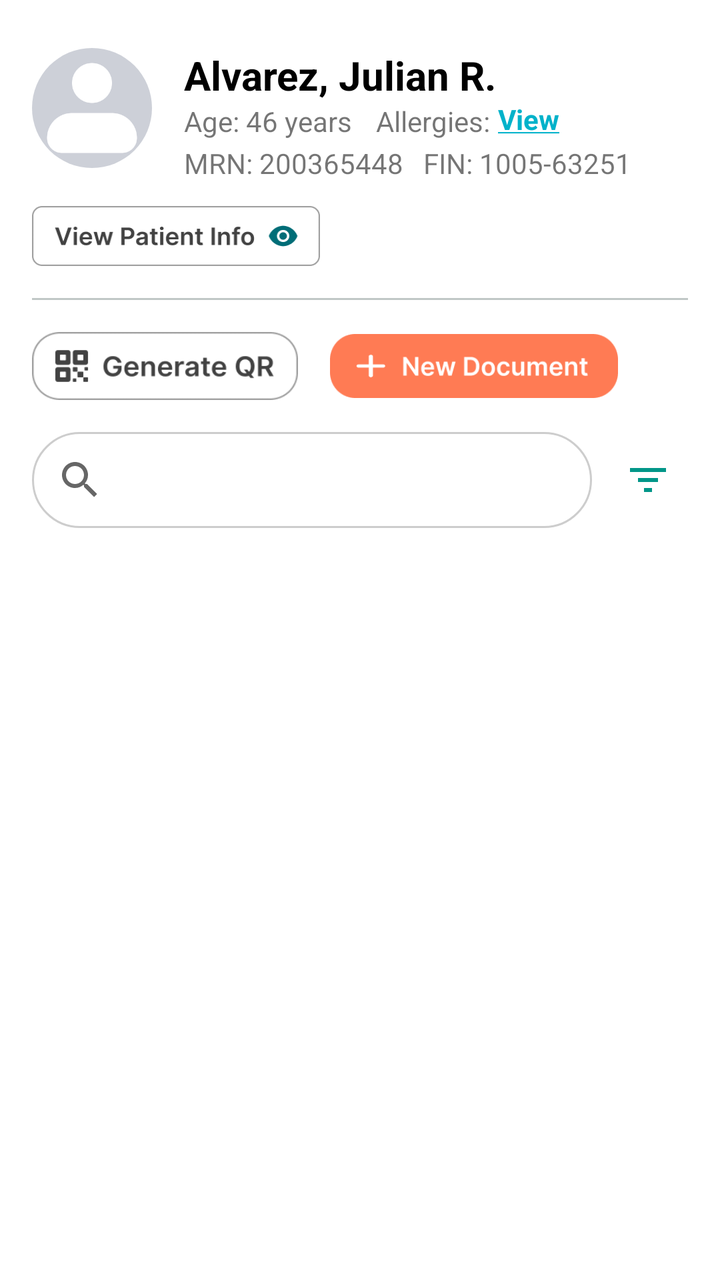
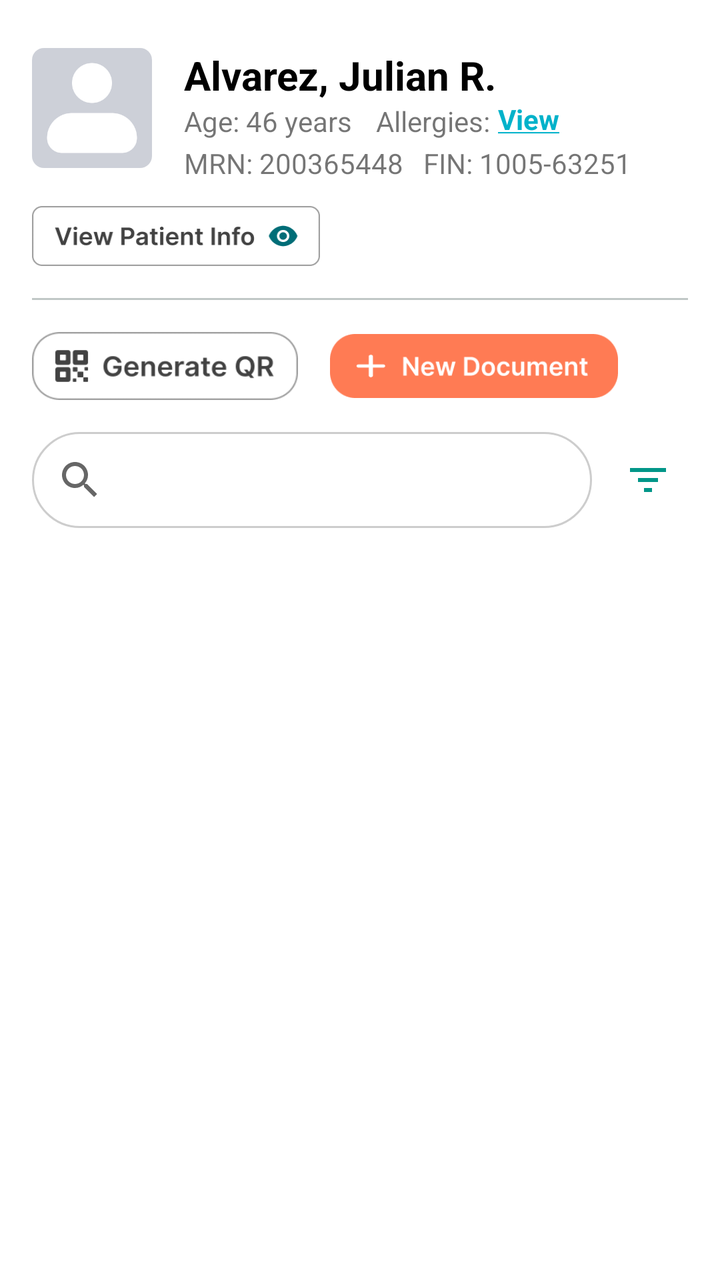

Compare the two renders of this Android layout. The source of the first and the diff that turns it into the second are given below.
<!-- AndroidManifest.xml: application theme Theme.Zenith -->
<!-- res/layout/fragment_documents.xml -->
<?xml version="1.0" encoding="utf-8"?>
<androidx.core.widget.NestedScrollView xmlns:android="http://schemas.android.com/apk/res/android"
    xmlns:app="http://schemas.android.com/apk/res-auto"
    xmlns:tools="http://schemas.android.com/tools"
    android:layout_width="match_parent"
    android:layout_height="match_parent"
    android:fillViewport="true"
    android:paddingBottom="120dp"
    android:clipToPadding="false"
    tools:context=".Documents">

    <androidx.constraintlayout.widget.ConstraintLayout
        android:layout_width="match_parent"
        android:layout_height="wrap_content"
        android:padding="16dp">

        <androidx.cardview.widget.CardView
        android:id="@+id/cv_profile"
        android:layout_width="60dp"
        android:layout_height="60dp"
        android:layout_marginTop="8dp"
        app:cardCornerRadius="30dp"
        app:cardElevation="0dp"
        app:layout_constraintStart_toStartOf="parent"
        app:layout_constraintTop_toTopOf="parent">

        <ImageView
            android:id="@+id/patient_profile_image"
            android:layout_width="match_parent"
            android:layout_height="match_parent"
            android:contentDescription="Patient Profile"
            android:scaleType="centerCrop"
            android:src="@drawable/default_profile_pic"
            tools:ignore="HardcodedText" />
    </androidx.cardview.widget.CardView>

        <TextView
            android:id="@+id/patient_name_text"
            android:layout_width="0dp"
            android:layout_height="wrap_content"
            android:layout_marginStart="16dp"
            android:text="Alvarez, Julian R."
            android:textColor="@android:color/black"
            android:textSize="20sp"
            android:textStyle="bold"
            app:layout_constraintEnd_toEndOf="parent"
            app:layout_constraintStart_toEndOf="@+id/cv_profile"
            app:layout_constraintTop_toTopOf="@+id/cv_profile"
            tools:ignore="HardcodedText" />

        <TextView
            android:id="@+id/patient_age_mrn_text"
            android:layout_width="wrap_content"
            android:layout_height="wrap_content"
            android:text="Age: 46 years"
            android:textSize="14sp"
            app:layout_constraintStart_toStartOf="@+id/patient_name_text"
            app:layout_constraintTop_toBottomOf="@+id/patient_name_text"
            tools:ignore="HardcodedText" />

        <TextView
            android:id="@+id/lbl_allergies"
            android:layout_width="wrap_content"
            android:layout_height="wrap_content"
            android:layout_marginStart="12dp"
            android:text="Allergies:"
            android:textSize="14sp"
            app:layout_constraintBottom_toBottomOf="@+id/patient_age_mrn_text"
            app:layout_constraintStart_toEndOf="@+id/patient_age_mrn_text"
            app:layout_constraintTop_toTopOf="@+id/patient_age_mrn_text"
            tools:ignore="HardcodedText" />


        <TextView
            android:id="@+id/patient_allergies_text"
            android:layout_width="35dp"
            android:layout_height="21dp"
            android:layout_marginStart="4dp"
            android:clickable="true"
            android:focusable="true"
            android:text="@string/view"
            android:textColor="@color/moonstone"
            android:textSize="14sp"
            android:textStyle="bold"
            app:layout_constraintBottom_toBottomOf="@+id/lbl_allergies"
            app:layout_constraintStart_toEndOf="@+id/lbl_allergies"
            app:layout_constraintTop_toTopOf="@+id/lbl_allergies"
            tools:ignore="HardcodedText,TouchTargetSizeCheck" />

        <TextView
            android:id="@+id/patient_mrn_fin_text"
            android:layout_width="0dp"
            android:layout_height="wrap_content"
            android:layout_marginTop="2dp"
            android:text="MRN: 200365448   FIN: 1005-63251"
            android:textSize="14sp"
            app:layout_constraintEnd_toEndOf="parent"
            app:layout_constraintStart_toStartOf="@+id/patient_name_text"
            app:layout_constraintTop_toBottomOf="@+id/patient_age_mrn_text"
            tools:ignore="HardcodedText" />

        <ImageButton
            android:id="@+id/imageButton4"
            android:layout_width="144dp"
            android:layout_height="30dp"
            android:layout_marginTop="12dp"
            android:adjustViewBounds="true"
            android:background="@drawable/edit_patient_info"
            android:clickable="true"
            android:contentDescription="Edit Patient Info"
            android:focusable="true"
            android:scaleType="fitStart"
            app:layout_constraintStart_toStartOf="parent"
            app:layout_constraintTop_toBottomOf="@+id/patient_mrn_fin_text"
            tools:ignore="HardcodedText,TouchTargetSizeCheck" />

        <View
            android:id="@+id/separator"
            android:layout_width="0dp"
            android:layout_height="1dp"
            android:layout_marginTop="16dp"
            android:background="@color/accent"
            app:layout_constraintEnd_toEndOf="parent"
            app:layout_constraintStart_toStartOf="parent"
            app:layout_constraintTop_toBottomOf="@+id/imageButton4" />

        <ImageButton
            android:id="@+id/imageButton8"
            android:layout_width="133dp"
            android:layout_height="34dp"
            android:layout_marginTop="16dp"
            android:adjustViewBounds="true"
            android:background="@drawable/generate_qr_code"
            android:contentDescription="@string/none"
            android:scaleType="fitCenter"
            app:layout_constraintStart_toStartOf="parent"
            app:layout_constraintTop_toBottomOf="@+id/separator"
            tools:ignore="TouchTargetSizeCheck" />

        <ImageButton
            android:id="@+id/imageButton6"
            android:layout_width="144dp"
            android:layout_height="32dp"
            android:layout_marginStart="16dp"
            android:adjustViewBounds="true"
            android:background="@drawable/add_document"
            android:contentDescription="@string/none"
            android:scaleType="fitStart"
            app:layout_constraintBottom_toBottomOf="@+id/imageButton8"
            app:layout_constraintStart_toEndOf="@+id/imageButton8"
            app:layout_constraintTop_toTopOf="@+id/imageButton8"
            tools:ignore="TouchTargetSizeCheck,ImageContrastCheck" />

        <SearchView
            android:id="@+id/document_search_view"
            android:layout_width="0dp"
            android:layout_height="wrap_content"
            android:layout_marginTop="16dp"
            android:layout_marginEnd="8dp"
            android:background="@drawable/search_bar_background"
            android:queryHint="Search Documents"
            app:iconifiedByDefault="false"
            app:layout_constraintEnd_toStartOf="@+id/filter_button"
            app:layout_constraintStart_toStartOf="parent"
            app:layout_constraintTop_toBottomOf="@+id/imageButton8" />

        <ImageButton
            android:id="@+id/filter_button"
            android:layout_width="40dp"
            android:layout_height="40dp"
            android:background="?attr/selectableItemBackgroundBorderless"
            android:contentDescription="Filter"
            android:src="@drawable/ic_filter"
            app:layout_constraintBottom_toBottomOf="@+id/document_search_view"
            app:layout_constraintEnd_toEndOf="parent"
            app:layout_constraintTop_toTopOf="@+id/document_search_view"
            tools:ignore="TouchTargetSizeCheck" />

        <androidx.recyclerview.widget.RecyclerView
            android:id="@+id/document_recycler_view"
            android:layout_width="match_parent"
            android:layout_height="wrap_content"
            android:layout_marginTop="16dp"
            android:nestedScrollingEnabled="false"
            app:layout_constraintEnd_toEndOf="parent"
            app:layout_constraintStart_toStartOf="parent"
            app:layout_constraintTop_toBottomOf="@+id/document_search_view" />

        <LinearLayout
            android:id="@+id/layout_no_documents"
            android:layout_width="wrap_content"
            android:layout_height="wrap_content"
            android:layout_marginTop="32dp"
            android:gravity="center"
            android:orientation="vertical"
            android:visibility="gone"
            app:layout_constraintEnd_toEndOf="parent"
            app:layout_constraintStart_toStartOf="parent"
            app:layout_constraintTop_toBottomOf="@+id/document_search_view">

            <ImageView
                android:layout_width="64dp"
                android:layout_height="64dp"
                android:contentDescription="No Documents"
                android:src="@android:drawable/ic_menu_report_image"
                app:tint="@color/accent" />

            <TextView
                android:layout_width="wrap_content"
                android:layout_height="wrap_content"
                android:layout_marginTop="8dp"
                android:fontFamily="@font/raleway_bold"
                android:text="No Documents to Show"
                android:textColor="#90A4AE"
                android:textSize="16sp"
                android:textStyle="bold" />

            <TextView
                android:layout_width="wrap_content"
                android:layout_height="wrap_content"
                android:fontFamily="@font/inter"
                android:text="Tap 'New Document' to add one"
                android:textColor="#B0BEC5"
                android:textSize="12sp" />
        </LinearLayout>

    </androidx.constraintlayout.widget.ConstraintLayout>

</androidx.core.widget.NestedScrollView>
<!-- resources referenced by this layout -->
<resources>
  <color name="accent">#FFC0C7C6</color>
  <color name="moonstone">#FF00B2CA</color>
  <!-- drawable add_document: png bitmap (drawable, 4639 bytes) -->
  <!-- drawable default_profile_pic: png bitmap (drawable, 3982 bytes) -->
  <!-- drawable edit_patient_info: png bitmap (drawable, 5828 bytes) -->
  <!-- drawable generate_qr_code: png bitmap (drawable, 5704 bytes) -->
  <!-- drawable ic_filter (drawable) -->
  <?xml version="1.0" encoding="utf-8"?>
  <vector xmlns:android="http://schemas.android.com/apk/res/android"
      android:width="24dp"
      android:height="24dp"
      android:viewportWidth="24"
      android:viewportHeight="24">
  
      <path
          android:fillColor="#009688"
          android:pathData="M3,6H21V8H3V6Z" />
  
      <path
          android:fillColor="#009688"
          android:pathData="M7,11H17V13H7V11Z" />
  
      <path
          android:fillColor="#009688"
          android:pathData="M10,16H14V18H10V16Z" />
  </vector>
  <!-- drawable search_bar_background (drawable) -->
  <?xml version="1.0" encoding="utf-8"?>
  <shape xmlns:android="http://schemas.android.com/apk/res/android"
      android:shape="rectangle">
      <solid android:color="#FFFFFF" />
      <corners android:radius="100dp" />
      <stroke android:width="1dp" android:color="#CDCDCD" />
  </shape>
  <string name="none">none</string>
  <string name="view"><u>View</u></string>
  <style name="Theme.Zenith" parent="Theme.MaterialComponents.Light.NoActionBar">
          
          <item name="colorPrimary">@color/moonstone</item>
          <item name="colorPrimaryVariant">@color/caribbean</item>
          <item name="colorOnPrimary">@color/coral</item>
          
          <item name="colorSecondary">@color/coral</item>
          <item name="colorSecondaryVariant">@color/tangerine</item>
          <item name="colorOnSecondary">@color/moonstone</item>
          
          <item name="android:statusBarColor">?attr/colorPrimaryVariant</item>
          
      </style>
  <color name="caribbean">#FF006D77</color>
  <color name="coral">#FFFF7B54</color>
  <color name="tangerine">#FFFF9576</color>
</resources>

<!-- the commit's change to res/layout/fragment_documents.xml (unified diff, before → after) -->
@@ -19,7 +19,7 @@
         android:layout_width="60dp"
         android:layout_height="60dp"
         android:layout_marginTop="8dp"
-        app:cardCornerRadius="30dp"
+        app:cardCornerRadius="6dp"
         app:cardElevation="0dp"
         app:layout_constraintStart_toStartOf="parent"
         app:layout_constraintTop_toTopOf="parent">
